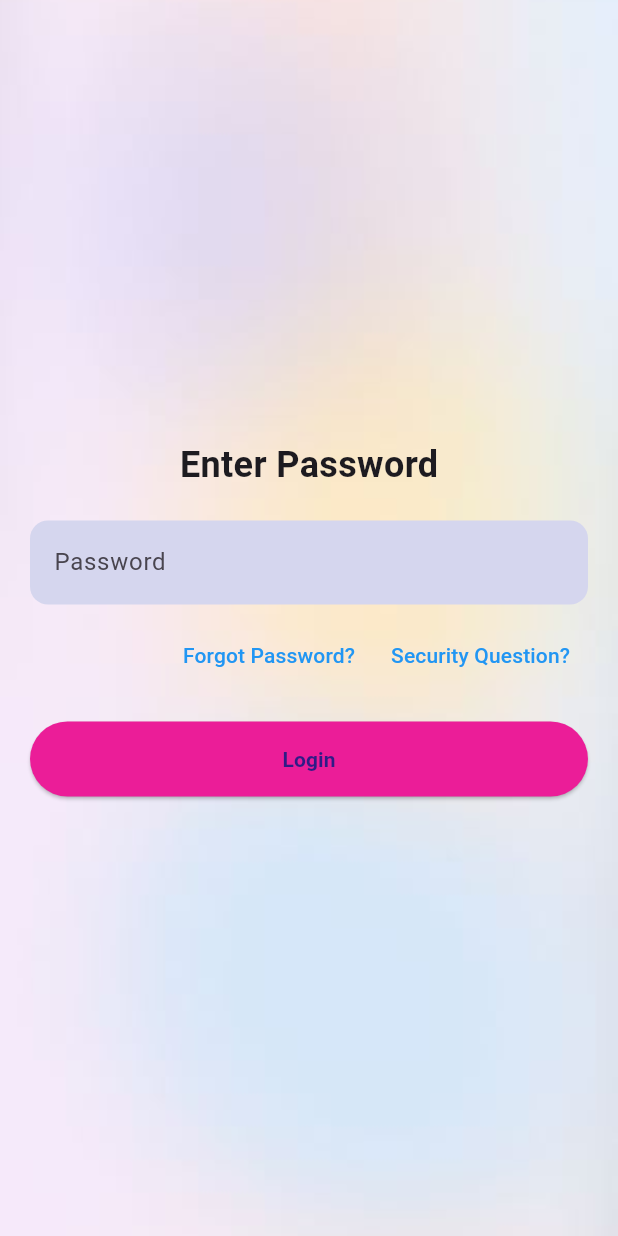
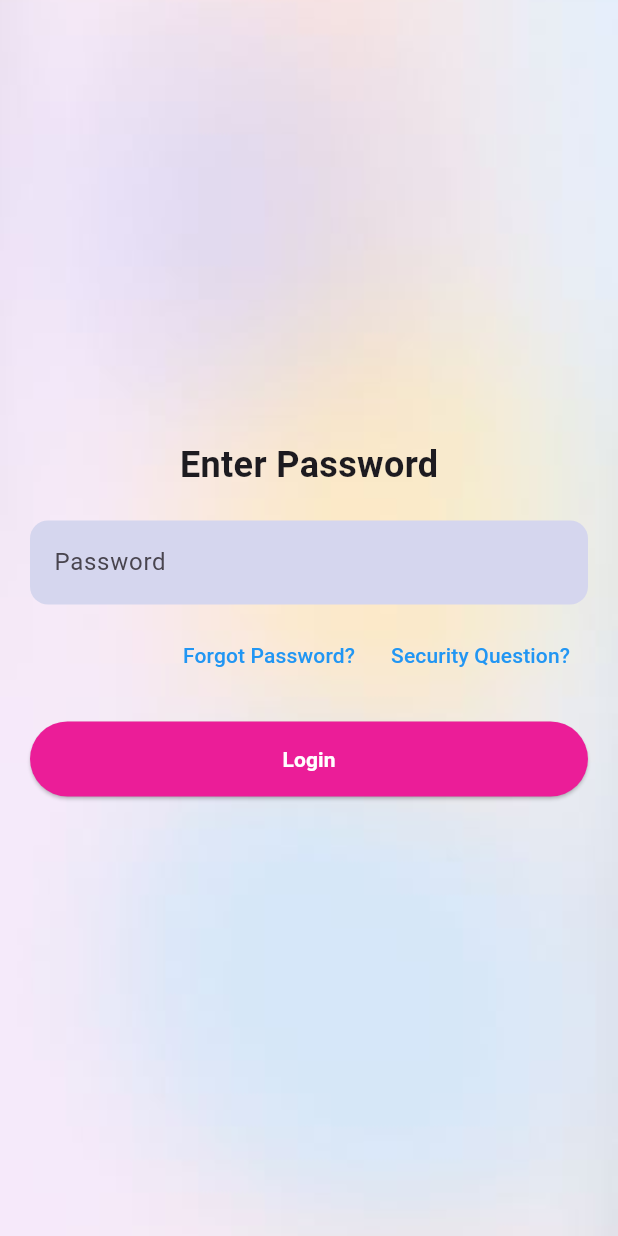
Before and after one commit to YamnaIsrail/Calendar-App, a Flutter app: the EnterPasswordScreen screen opened directly, on a phone screen of 412 x 824 dp. Run offline on Flutter 3.47's test engine with Material 3 defaults, Android fonts, the phone set to English and light mode, and no system bars; our stand-ins replace curved_navigation_bar, fl_chart, flutter_svg, table_calendar; project files that could hold a hidden picture were left out.

Commit message:
widgets updated

```diff
--- a/lib/widgets/buttons.dart
+++ b/lib/widgets/buttons.dart
@@ -40,11 +40,12 @@
 class CustomButton2 extends StatelessWidget {
   final String text;
   final VoidCallback onPressed;
-  final Color backgroundColor; // Add this line
+  final Color backgroundColor; final Color? textColor; // Optional text color parameter
 
   const CustomButton2({
     Key? key,
     required this.text,
+    this.textColor,
     required this.onPressed,
     this.backgroundColor = const Color(0xFFCFDCFF),
   }) : super(key: key);
@@ -64,8 +65,8 @@
         onPressed: onPressed,
         child: Text(
           text,
-          style: const TextStyle(
-            color: Color(0xFF301B86),
+          style: TextStyle(
+            color: textColor ?? Color(0xFF301B86),
             fontWeight: FontWeight.bold,
             fontSize: 14,
           ),
```
Also changed, not shown: lib/screens/flow2/detail page/cycle/cycle_page_components/category_grid.dart (+17 -4 lines), lib/screens/globals.dart (+2 -12 lines).
